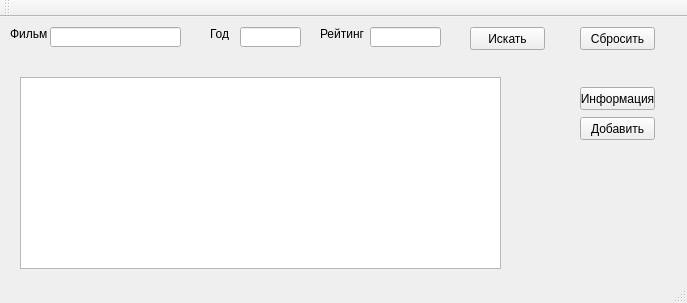
Qt form mainwindow.ui (Katod/chameleon) before a commit.
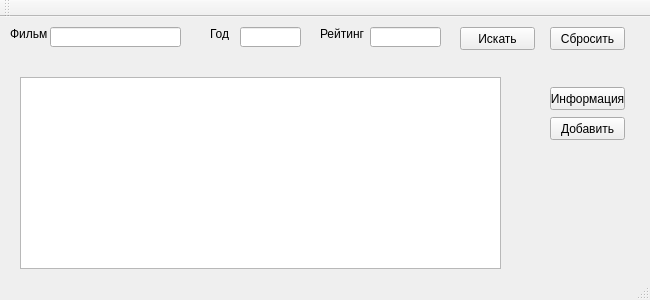
The same form after that commit.

```diff
--- a/mainwindow.ui
+++ b/mainwindow.ui
@@ -9,8 +9,8 @@
    <rect>
     <x>0</x>
     <y>0</y>
-    <width>687</width>
-    <height>303</height>
+    <width>650</width>
+    <height>300</height>
    </rect>
   </property>
   <property name="sizePolicy">
@@ -19,6 +19,24 @@
     <verstretch>0</verstretch>
    </sizepolicy>
   </property>
+  <property name="minimumSize">
+   <size>
+    <width>650</width>
+    <height>300</height>
+   </size>
+  </property>
+  <property name="maximumSize">
+   <size>
+    <width>650</width>
+    <height>300</height>
+   </size>
+  </property>
+  <property name="baseSize">
+   <size>
+    <width>650</width>
+    <height>300</height>
+   </size>
+  </property>
   <property name="windowTitle">
    <string>MainWindow</string>
   </property>
@@ -26,7 +44,7 @@
    <widget class="QPushButton" name="searchButton">
     <property name="geometry">
      <rect>
-      <x>470</x>
+      <x>460</x>
       <y>10</y>
       <width>75</width>
       <height>23</height>
@@ -39,7 +57,7 @@
    <widget class="QPushButton" name="resetButton">
     <property name="geometry">
      <rect>
-      <x>580</x>
+      <x>550</x>
       <y>10</y>
       <width>75</width>
       <height>23</height>
@@ -52,7 +70,7 @@
    <widget class="QPushButton" name="informationButton">
     <property name="geometry">
      <rect>
-      <x>580</x>
+      <x>550</x>
       <y>70</y>
       <width>75</width>
       <height>23</height>
@@ -65,7 +83,7 @@
    <widget class="QPushButton" name="addButton">
     <property name="geometry">
      <rect>
-      <x>580</x>
+      <x>550</x>
       <y>100</y>
       <width>75</width>
       <height>23</height>
```
Left out of the diff: 2 changed lines with no effect on the pictures.
